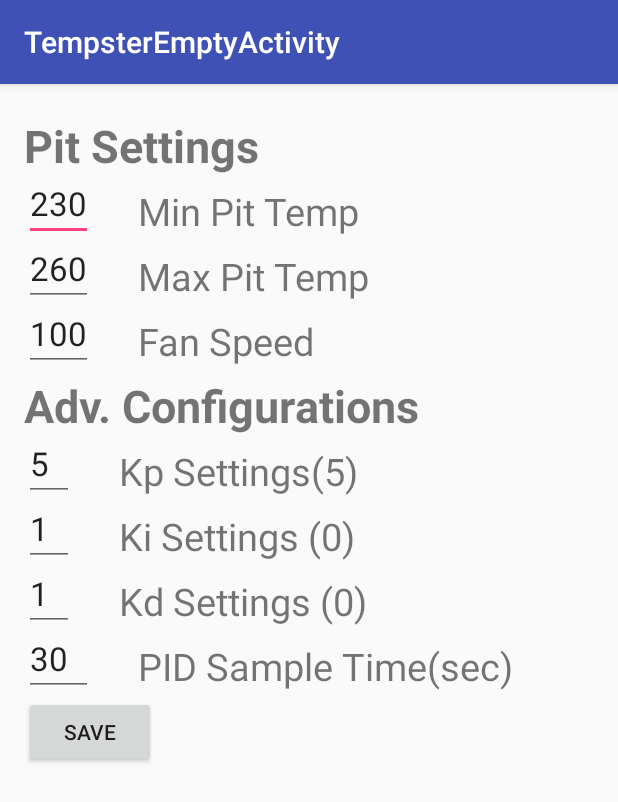
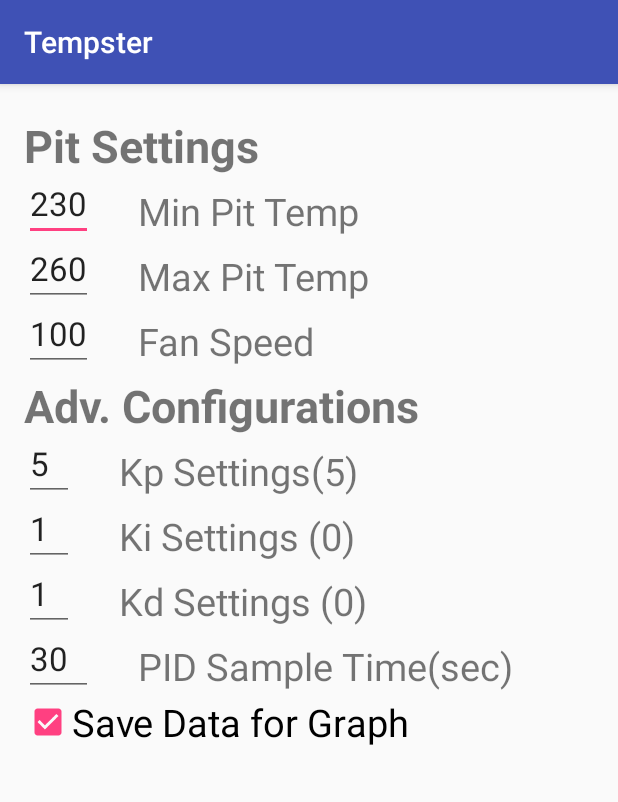
Before and after one commit to harfordflyer/TempsterEmptyActivity, an Android app: the ConfigActivity screen opened directly, with no data from a screen before it, on a phone screen of 412 x 824 dp. Shown: the top 802 px of the screen. Run offline under Robolectric (Android 15) with nearby library versions, the phone set to English and light mode, and no system bars.

Commit message:
send date back for saving data for graph

```diff
--- a/app/src/main/java/com/example/dhammond1/tempsteremptyactivity/ConfigActivity.java
+++ b/app/src/main/java/com/example/dhammond1/tempsteremptyactivity/ConfigActivity.java
@@ -1,12 +1,14 @@
 package com.example.dhammond1.tempsteremptyactivity;
 
 import android.content.Context;
+import android.content.Intent;
 import android.content.SharedPreferences;
 import android.support.v7.app.AppCompatActivity;
 import android.os.Bundle;
 import android.view.View;
 import android.view.WindowManager;
 import android.widget.Button;
+import android.widget.CheckBox;
 import android.widget.EditText;
 import android.widget.TextView;
 
@@ -26,8 +28,10 @@ public class ConfigActivity extends AppCompatActivity {
     private EditText ed_fanSpeed;
     private EditText ed_sampleTime;
 
+    private CheckBox chk_saveGraph;
+
     private static final String CONFIG_NAME = "AppConfig";
-
+    private boolean b_saveGraphData;
 
 
     @Override
@@ -36,16 +40,6 @@ public class ConfigActivity extends AppCompatActivity {
         setContentView(R.layout.activity_config);
 
         s_date = DatabaseHandler.GetDateTime.GetDate(Calendar.getInstance());
-        final String s_targetPit;
-        final String s_minTemp;
-        final String s_maxTemp;
-        final String s_currentKp;
-        final String s_currentKi;
-        final String s_currentKd;
-        final String s_fan;
-        final String s_sampleTime;
-
-
 
         ed_minTemp = (EditText)findViewById(R.id.ed_minPit);
         ed_maxTemp = (EditText)findViewById(R.id.ed_maxPit);
@@ -54,20 +48,31 @@ public class ConfigActivity extends AppCompatActivity {
         ed_currentKi = (EditText)findViewById(R.id.ed_Ki);
         ed_currentKd = (EditText)findViewById(R.id.ed_Kd);
         ed_sampleTime = (EditText)findViewById(R.id.ed_SampleTime);
-        Button saveConfig = (Button)findViewById(R.id.btn_saveConfig);
+        chk_saveGraph = (CheckBox)findViewById(R.id.chk_saveGraph);
+
         getWindow().setSoftInputMode(WindowManager.LayoutParams.SOFT_INPUT_STATE_ALWAYS_HIDDEN);
         RestoreConfigurations();
 
-
-            saveConfig.setOnClickListener(new View.OnClickListener() {
+        chk_saveGraph.setOnClickListener(new View.OnClickListener(){
             @Override
-            public void onClick(View v) {
-
-                SaveConfigurations();
+            public void onClick(View v){
+                b_saveGraphData = chk_saveGraph.isChecked();
             }
         });
 
     }
+
+    @Override
+    public void onBackPressed(){
+        SaveConfigurations();
+        Intent intent = new Intent();
+        //I don't have to do this as the data is saved in the SharedPreferences
+        //But I'm leaving it in for example purposes
+        intent.putExtra("saveGraphData", b_saveGraphData);
+        setResult(1, intent);
+        finish();
+    };
+
 
     public void RestoreConfigurations()
     {
@@ -94,6 +99,10 @@ public class ConfigActivity extends AppCompatActivity {
         restoredText = config.getString("sampleTime", null);
         SetTextBox(ed_sampleTime, restoredText, "30");
 
+        Boolean restoredBool = config.getBoolean("saveGraph", true);
+        if(!restoredBool) {
+            chk_saveGraph.toggle();
+        }
 
     }
 
@@ -120,7 +129,9 @@ public class ConfigActivity extends AppCompatActivity {
         editor.putString("ki", ed_currentKi.getText().toString());
         editor.putString("kd", ed_currentKd.getText().toString());
         editor.putString("sampleTime", ed_sampleTime.getText().toString());
+        editor.putBoolean("saveGraph", chk_saveGraph.isChecked());
         editor.apply();
     }
 
+
 }
--- a/app/src/main/res/layout/activity_config.xml
+++ b/app/src/main/res/layout/activity_config.xml
@@ -274,22 +274,33 @@
 
     </LinearLayout>
 
+    <LinearLayout
+        android:id="@+id/saveDataRow"
+        android:orientation="horizontal"
+        android:layout_below="@id/sampleTimeRow"
+        android:layout_width="match_parent"
+        android:layout_height="43dp" >
+
+        <CheckBox
+            android:layout_width="match_parent"
+            android:layout_height="wrap_content"
+            android:id="@+id/chk_saveGraph"
+            android:text="@string/chk_saveData"
+            android:textSize="25dp"
+            android:checked="true"
+            android:onClick="SaveDataClick"/>
+
+    </LinearLayout>
+
 
     <LinearLayout
         android:id="@+id/linearSaveConfig"
         android:orientation="horizontal"
-        android:layout_below="@id/sampleTimeRow"
+        android:layout_below="@id/saveDataRow"
         android:layout_width="match_parent"
         android:layout_height="wrap_content">
 
-        <Button
-            android:id="@+id/btn_saveConfig"
-            android:onClick="On_btn_saveConfig"
-            android:layout_weight="0.0"
-            android:layout_gravity="bottom"
-            android:text="Save"
-            android:layout_width="wrap_content"
-            android:layout_height="wrap_content" />
+
     </LinearLayout>
     </RelativeLayout>
 </ScrollView>
--- a/app/src/main/res/values/strings.xml
+++ b/app/src/main/res/values/strings.xml
@@ -1,3 +1,4 @@
 <resources>
-    <string name="app_name">TempsterEmptyActivity</string>
+    <string name="app_name">Tempster</string>
+    <string name="chk_saveData">Save Data for Graph</string>
 </resources>
```
Also changed, not shown: app/src/main/java/com/example/dhammond1/tempsteremptyactivity/DataService.java (+13 -68 lines), app/src/main/java/com/example/dhammond1/tempsteremptyactivity/DatabaseHandler.java (+1 -52 lines), app/src/main/java/com/example/dhammond1/tempsteremptyactivity/MainActivity.java (+46 -7 lines).
